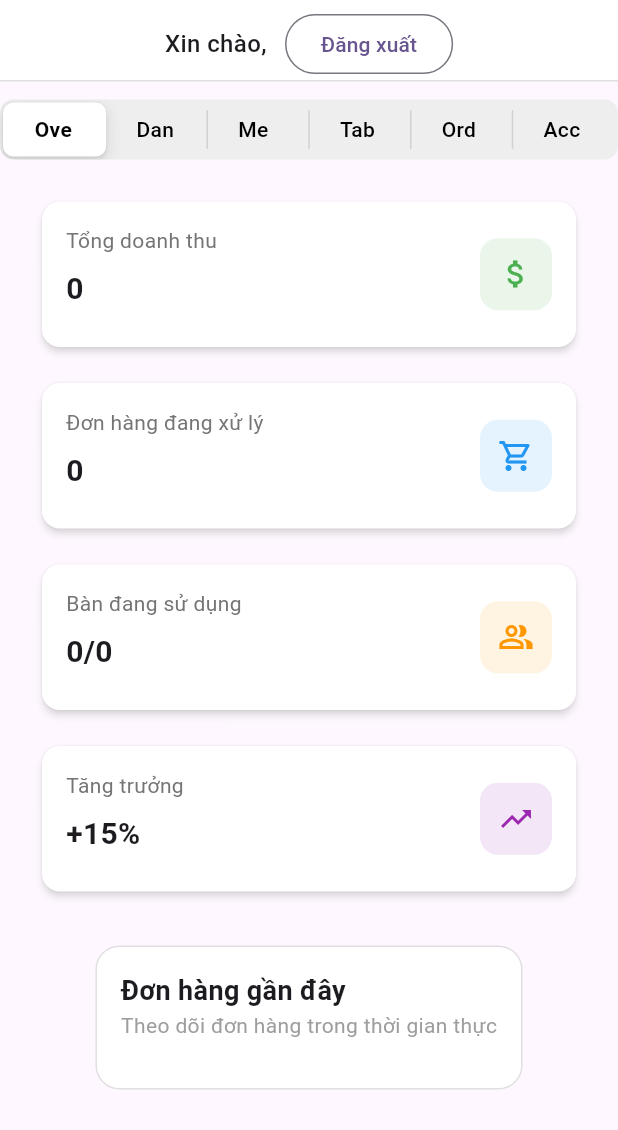
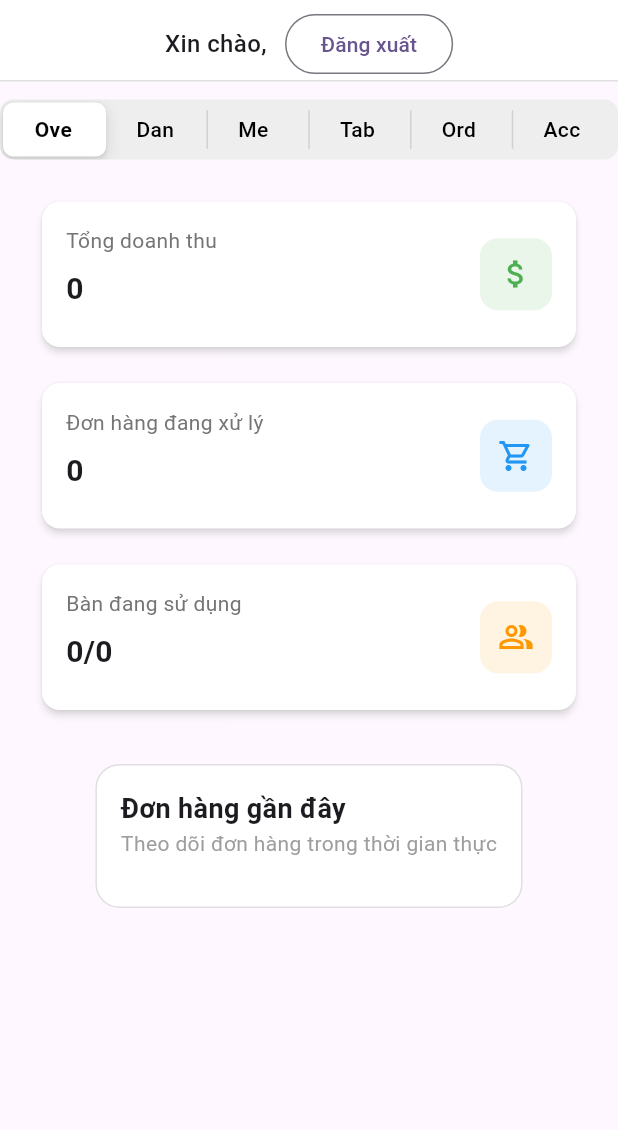
Before and after one commit to Comotcaiten/smart_hotpot_manager, a Flutter app: the AdminDashboardScreen screen opened by its route, on a phone screen of 412 x 824 dp, the part 106-1236 px from its top. Run offline on Flutter 3.47's test engine with Material 3 defaults, Android fonts, the phone set to English and light mode, and no system bars; our stand-ins replace cloud_firestore, firebase_auth, firebase_core; accounts and stored records are empty.

Commit message:
Remove growth summary card from admin overview
Commented out the growth summary card and related variable in the admin overview screen. This change hides the growth metric from the UI, possibly for future revision or because it is not currently needed.

```diff
--- a/lib/screens/admin/admin_overview_screen.dart
+++ b/lib/screens/admin/admin_overview_screen.dart
@@ -117,8 +117,8 @@ class _AdminOverviewScreenState extends State<AdminOverviewScreen> {
         .length;
     int totalTables = allTables.length;
 
-    // 4. Tăng trưởng (Giữ nguyên)
-    String growth = "+15%";
+    // // 4. Tăng trưởng (Giữ nguyên)
+    // String growth = "+15%";
 
     // ------------------------------------
 
@@ -152,14 +152,14 @@ class _AdminOverviewScreenState extends State<AdminOverviewScreen> {
         ),
       ),
       const SizedBox(width: 16),
-      Expanded(
-        child: SummaryCard(
-          title: "Tăng trưởng",
-          value: growth,
-          icon: Icons.trending_up,
-          iconColor: Colors.purple,
-        ),
-      ),
+      // Expanded(
+      //   child: SummaryCard(
+      //     title: "Tăng trưởng",
+      //     value: growth,
+      //     icon: Icons.trending_up,
+      //     iconColor: Colors.purple,
+      //   ),
+      // ),
     ];
 
     List<Widget> herosColumns = [
@@ -192,15 +192,15 @@ class _AdminOverviewScreenState extends State<AdminOverviewScreen> {
           iconColor: Colors.orange,
         ),
       ),
-      Padding(
-        padding: const EdgeInsets.all(8.0),
-        child: SummaryCard(
-          title: "Tăng trưởng",
-          value: growth,
-          icon: Icons.trending_up,
-          iconColor: Colors.purple,
-        ),
-      ),
+      // Padding(
+      //   padding: const EdgeInsets.all(8.0),
+      //   child: SummaryCard(
+      //     title: "Tăng trưởng",
+      //     value: growth,
+      //     icon: Icons.trending_up,
+      //     iconColor: Colors.purple,
+      //   ),
+      // ),
     ];
 
     return LayoutBuilder(
```
